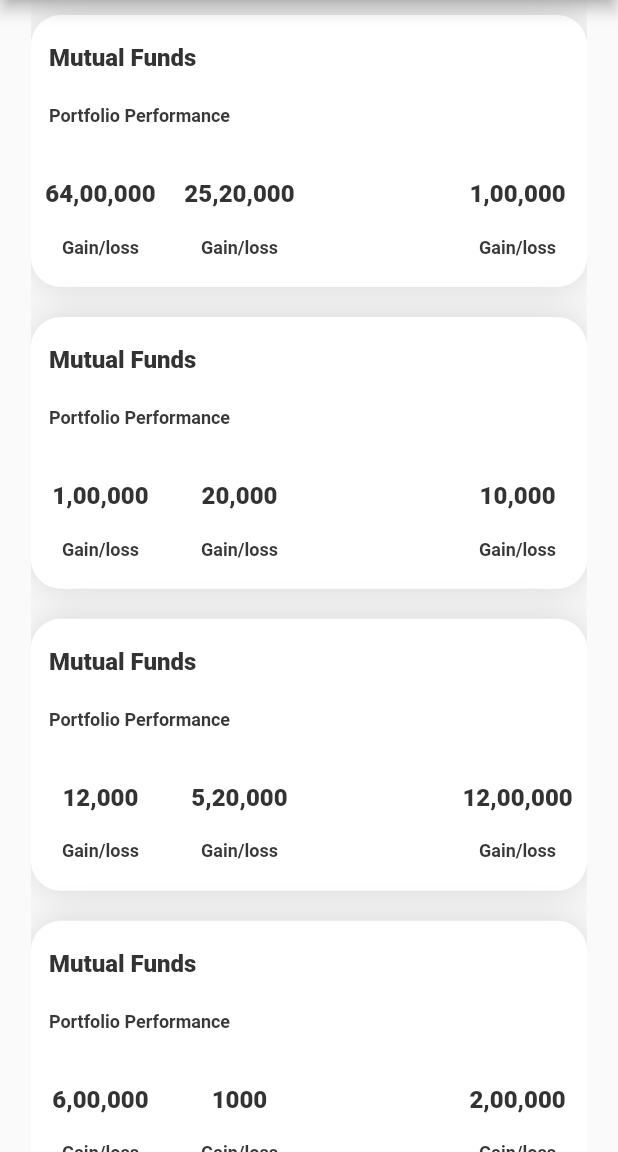
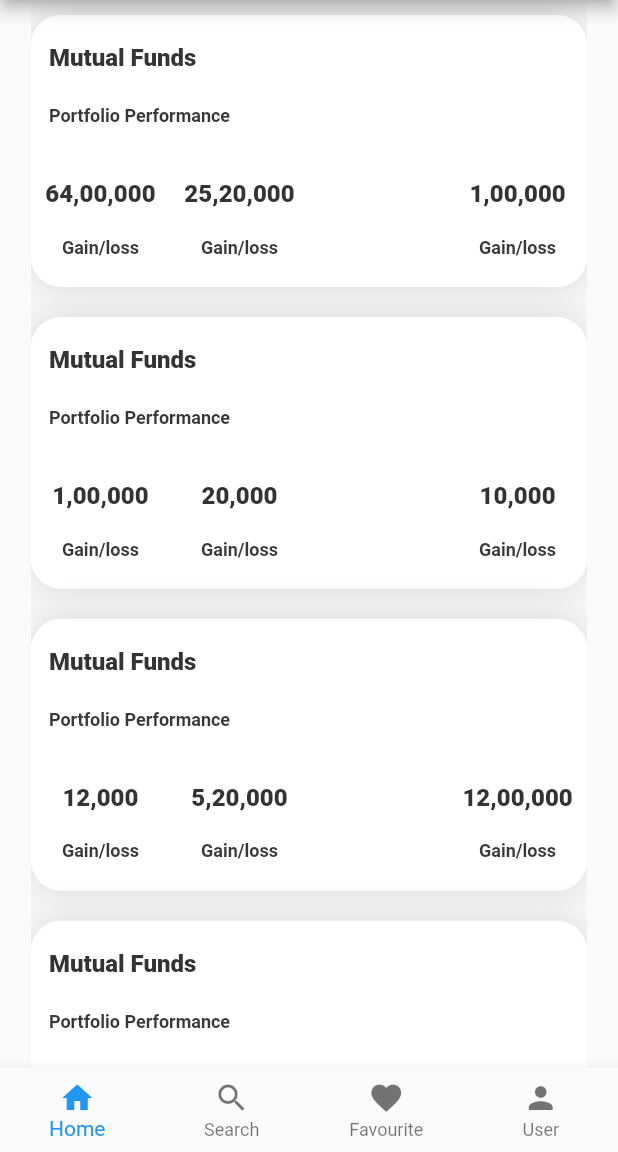
Before and after one commit to Radhaiya/flutter_task_cards, a Flutter app: the screen it shows after launch, on a phone screen of 412 x 824 dp, the part 84-1236 px from its top. Run offline on Flutter 3.47's test engine with Material 2 defaults, Android fonts, the light colour scheme and no system bars.

Commit message:
second commit

```diff
--- a/lib/HomeScreen.dart
+++ b/lib/HomeScreen.dart
@@ -4,18 +4,18 @@ import 'package:flutter/material.dart';
 import 'package:investments_app/constants.dart';
 import 'package:flutter/foundation.dart' show kIsWeb;
 
-class HomeScreen extends StatelessWidget {
+class HomeScreen extends StatefulWidget {
   const HomeScreen({Key? key}) : super(key: key);
 
   @override
+  State<HomeScreen> createState() => _HomeScreenState();
+}
+
+class _HomeScreenState extends State<HomeScreen> {
+  @override
   Widget build(BuildContext context) {
-
-   if (kIsWeb){
-
-   }
-   else{
-
-   }
+    if (kIsWeb) {
+    } else {}
 
     Size deviceSize = MediaQuery.of(context).size;
 
@@ -28,6 +28,8 @@ class HomeScreen extends StatelessWidget {
         fontWeight: FontWeight.w600,
         fontSize: 12);
 
+    int currentIndex = 0;
+
     return Scaffold(
       appBar: newAppbar(),
       body: Center(
@@ -35,6 +37,32 @@ class HomeScreen extends StatelessWidget {
               headStyle: headStyle,
               subStyle: subStyle,
               deviceSize: deviceSize)),
+      bottomNavigationBar: BottomNavigationBar(
+         type: BottomNavigationBarType.fixed,
+          currentIndex: currentIndex,
+          onTap: (index) => setState(() => currentIndex = index),
+          items: const [
+            BottomNavigationBarItem(
+              icon: Icon(Icons.home),
+              label: 'Home',
+
+            ),
+            BottomNavigationBarItem(
+              icon: Icon(Icons.search),
+              label: 'Search',
+
+            ),
+            BottomNavigationBarItem(
+              icon: Icon(Icons.favorite),
+              label: 'Favourite',
+
+            ),
+            BottomNavigationBarItem(
+              icon: Icon(Icons.person),
+              label: 'User',
+
+            )
+          ]),
     );
   }
 }
@@ -184,7 +212,6 @@ class MainContainer extends StatelessWidget {
           ),
         )
       ]),
-
       width: deviceSize.width * 0.9,
       height: deviceSize.height * 0.22,
       decoration: BoxDecoration(
--- a/lib/main.dart
+++ b/lib/main.dart
@@ -32,6 +32,7 @@ class MyApp extends StatelessWidget {
       ),
       home: const HomeScreen(),
 
+
     );
   }
 }
```
